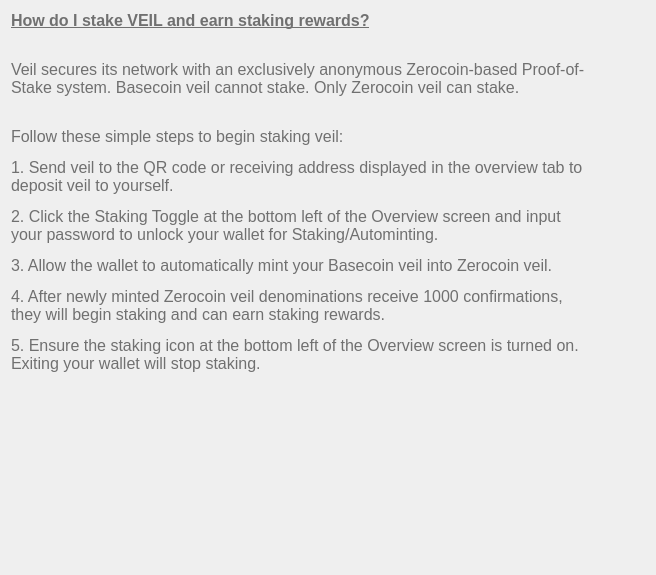
This is src/qt/veil/forms/settingsfaq08.ui in Veil-Project/veil as Qt 5 draws it before an edit. The edited form follows.
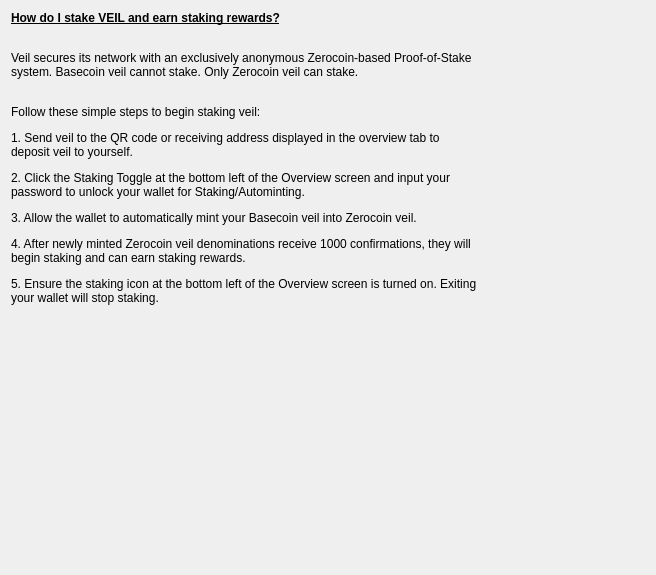
This is the edited form.

```diff
--- a/src/qt/veil/forms/settingsfaq08.ui
+++ b/src/qt/veil/forms/settingsfaq08.ui
@@ -13,10 +13,6 @@
   <property name="windowTitle">
    <string>Form</string>
   </property>
-  <property name="styleSheet">
-   <string notr="true">font-size:16px;
-color:#707070;</string>
-  </property>
   <layout class="QVBoxLayout" name="verticalLayout" stretch="1,0">
    <property name="rightMargin">
     <number>60</number>
@@ -29,9 +25,6 @@
        <height>0</height>
       </size>
      </property>
-     <property name="styleSheet">
-      <string notr="true">font-weight:200;</string>
-     </property>
      <property name="text">
       <string>&lt;html&gt;&lt;head/&gt;&lt;body&gt;&lt;p&gt;&lt;span style=&quot; font-weight:600; text-decoration: underline;&quot;&gt;How do I stake VEIL and earn staking rewards?&lt;/span&gt;&lt;/p&gt;&lt;p&gt;&lt;br/&gt;Veil secures its network with an exclusively anonymous Zerocoin-based Proof-of-Stake system. Basecoin veil cannot stake. Only Zerocoin veil can stake.&lt;br/&gt;&lt;/p&gt;&lt;p&gt;Follow these simple steps to begin staking veil:&lt;/p&gt;&lt;p&gt;1. Send veil to the QR code or receiving address displayed in the overview tab to deposit veil to yourself.&lt;/p&gt;&lt;p&gt;2. Click the Staking Toggle at the bottom left of the Overview screen and input your password to unlock your wallet for Staking/Autominting.&lt;/p&gt;&lt;p&gt;3. Allow the wallet to automatically mint your Basecoin veil into Zerocoin veil.&lt;/p&gt;&lt;p&gt;4. After newly minted Zerocoin veil denominations receive 1000 confirmations, they will begin staking and can earn staking rewards.&lt;/p&gt;&lt;p&gt;5. Ensure the staking icon at the bottom left of the Overview screen is turned on. Exiting your wallet will stop staking. &lt;/p&gt;&lt;/body&gt;&lt;/html&gt;</string>
      </property>
```
